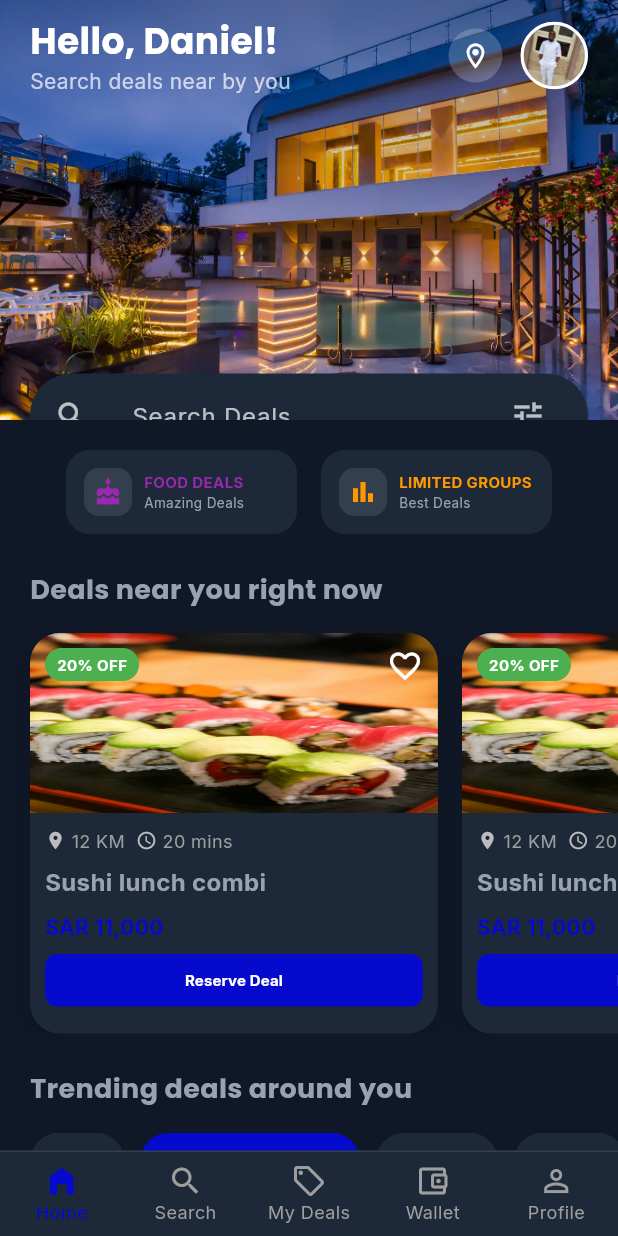
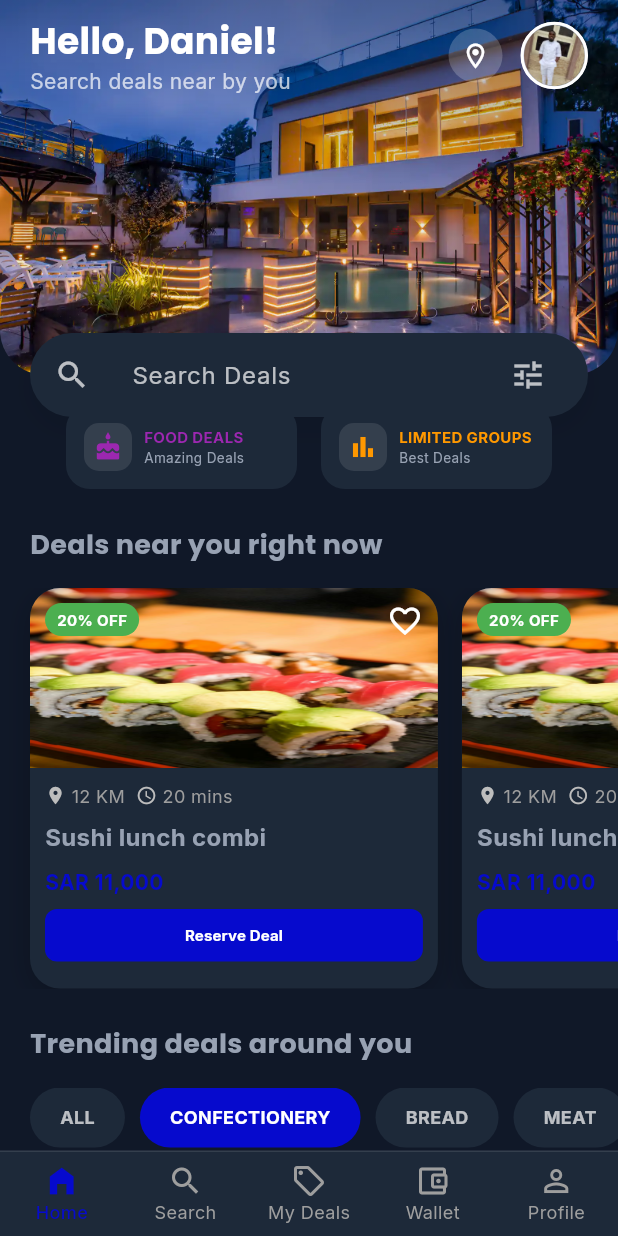
Before and after one commit to Usman-bin-Khalid/Kupoona_App, a Flutter app: the CustomerHomeScreen screen opened directly, after a tap on "CONFECTIONERY", on a phone screen of 412 x 824 dp. Run offline on Flutter 3.47's test engine with Material 3 defaults, Android fonts, the light colour scheme and no system bars; our stand-ins replace google_fonts.

Commit message:
Notification Screen Completed

```diff
--- a/lib/views/screens/customer/customer_home_screen.dart
+++ b/lib/views/screens/customer/customer_home_screen.dart
@@ -5,6 +5,9 @@
 import '../../widgets/custom_button.dart';
 import '../../widgets/custom_search_bar.dart';
 import '../../widgets/category_chip.dart';
+import '../../widgets/filter_bottom_sheet.dart';
+import 'product_detail_screen.dart';
+import 'notifications_screen.dart';
 
 class CustomerHomeScreen extends StatefulWidget {
   const CustomerHomeScreen({super.key});
@@ -89,11 +92,13 @@
 
   Widget _buildHeader(BuildContext context, bool isDark) {
     return Stack(
+      clipBehavior: Clip.none,
       children: [
         Container(
-          height: 280,
+          height: 250,
           width: double.infinity,
           decoration: const BoxDecoration(
+             borderRadius: BorderRadius.vertical(bottom: Radius.circular(30)),
             image: DecorationImage(
               image: AssetImage(AppConstants.front),
               fit: BoxFit.cover,
@@ -156,7 +161,12 @@
                           ),
                         ),
                         const SizedBox(width: 12),
-                        Container(
+                        GestureDetector(
+                          onTap: () => Navigator.push(
+                            context,
+                            MaterialPageRoute(builder: (_) => const NotificationsScreen()),
+                          ),
+                          child: Container(
                             width: 45,
                             height: 45,
                             decoration: BoxDecoration(
@@ -165,6 +175,7 @@
                               image: const DecorationImage(
                                 image: AssetImage(AppConstants.profile),
                                 fit: BoxFit.cover,
+                              ),
                             ),
                           ),
                         ),
@@ -177,12 +188,20 @@
           ),
         ),
         Positioned(
-          bottom: -25,
+          bottom: -28,
           left: 20,
           right: 20,
           child: CustomSearchBar(
             hintText: "Search Deals",
             onChanged: (value) {},
+            onTuneTap: () {
+              showModalBottomSheet(
+                context: context,
+                isScrollControlled: true,
+                backgroundColor: Colors.transparent,
+                builder: (context) => const FilterBottomSheet(),
+              );
+            },
           ),
         ),
       ],
@@ -987,7 +1006,13 @@
       padding: const EdgeInsets.symmetric(horizontal: 20),
       itemCount: deals.length,
       itemBuilder: (context, index) {
-        return Container(
+        final dealItem = deals[index];
+        return GestureDetector(
+          onTap: () => Navigator.push(
+            context,
+            MaterialPageRoute(builder: (_) => ProductDetailScreen(deal: dealItem)),
+          ),
+          child: Container(
             margin: const EdgeInsets.only(bottom: 24),
             decoration: BoxDecoration(
               color: isDark ? AppColors.surfaceDark : Colors.white,
@@ -1004,6 +1029,7 @@
               children: [
                 Stack(
                   alignment: Alignment.center,
+                  clipBehavior: Clip.none,
                   children: [
                     ClipRRect(
                       borderRadius: BorderRadius.circular(20),
@@ -1015,7 +1041,7 @@
                       ),
                     ),
                     Positioned(
-                    bottom: -15,
+                      bottom: -20,
                       child: Container(
                         padding: const EdgeInsets.all(12),
                         decoration: const BoxDecoration(
@@ -1031,7 +1057,7 @@
                     ),
                   ],
                 ),
-              const SizedBox(height: 24),
+                const SizedBox(height: 32),
                 Text(
                   deals[index]["price"]!,
                   style: AppTextStyles.interBold(
@@ -1046,6 +1072,7 @@
                 ),
                 const SizedBox(height: 16),
               ],
+            ),
           ),
         );
       },
```
Also changed, not shown: lib/views/screens/customer/notifications_screen.dart (added, +171 -0 lines). Lines whose indentation alone changed are shown as unchanged.
